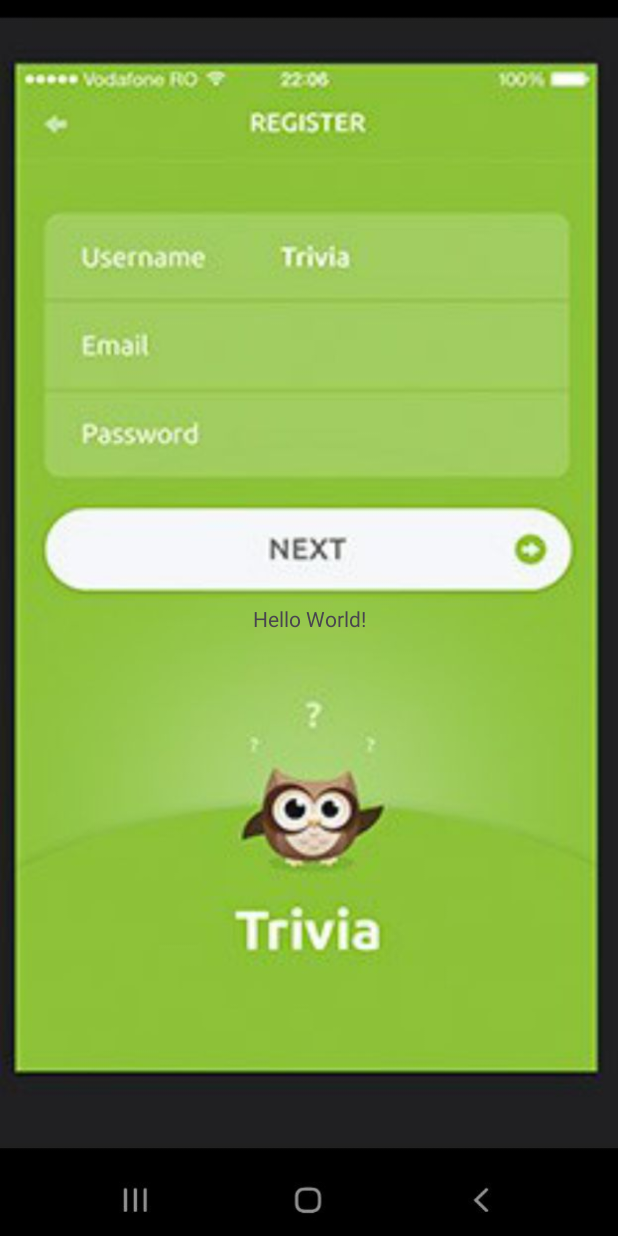
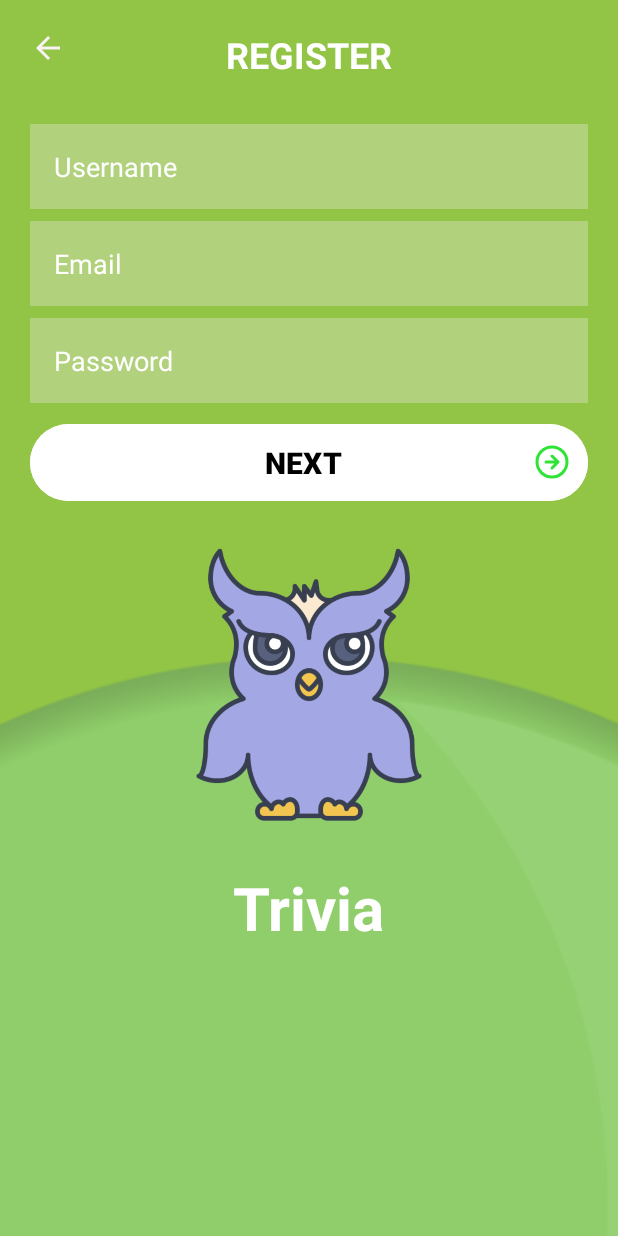
Before and after one commit to ElenaKarpilenko/hw2-3, an Android app: the screen it shows after launch (MainActivity), on a phone screen of 412 x 824 dp. Run offline under Robolectric (Android 15) with nearby library versions, the phone set to English and light mode, and no system bars.

Commit message:
First Comit

```diff
--- a/app/src/main/res/drawable/ic_arrow_right.xml
+++ b/app/src/main/res/drawable/ic_arrow_right.xml
@@ -1,4 +1,12 @@
-<?xml version="1.0" encoding="utf-8"?>
-<selector xmlns:android="http://schemas.android.com/apk/res/android">
-
-</selector>
+<vector xmlns:android="http://schemas.android.com/apk/res/android"
+    android:width="24dp"
+    android:height="24dp"
+    android:viewportWidth="48"
+    android:viewportHeight="48">
+    <path
+        android:pathData="M24 32L32 24M32 24L24 16M32 24H16M44 24C44 35.0457 35.0457 44 24 44C12.9543 44 4 35.0457 4 24C4 12.9543 12.9543 4 24 4C35.0457 4 44 12.9543 44 24Z"
+        android:strokeColor="@color/green"
+        android:strokeWidth="4"
+        android:strokeLineCap="round"
+        android:fillColor="@color/white" />
+</vector>
--- a/app/src/main/res/layout/activity_main.xml
+++ b/app/src/main/res/layout/activity_main.xml
@@ -4,17 +4,123 @@
     xmlns:tools="http://schemas.android.com/tools"
     android:id="@+id/main"
     android:layout_width="match_parent"
-    android:background="@drawable/img"
     android:layout_height="match_parent"
+    android:background="#92c545"
     tools:context=".MainActivity">
+
+    <ImageView
+        android:layout_width="wrap_content"
+        android:layout_height="wrap_content"
+        android:layout_margin="20dp"
+        android:src="@drawable/baseline_arrow_back_24"
+        app:layout_constraintStart_toStartOf="parent"
+        app:layout_constraintTop_toTopOf="parent" />
+
+    <TextView
+        android:id="@+id/register"
+        android:layout_width="wrap_content"
+        android:layout_height="wrap_content"
+        android:layout_marginTop="20dp"
+        android:text="REGISTER"
+        android:textColor="@color/white"
+        android:textSize="24sp"
+        android:textStyle="bold"
+        app:layout_constraintEnd_toEndOf="parent"
+        app:layout_constraintStart_toStartOf="parent"
+        app:layout_constraintTop_toTopOf="parent" />
+
+    <EditText
+        android:id="@+id/et_username"
+        android:layout_width="match_parent"
+        android:layout_height="wrap_content"
+        android:layout_marginHorizontal="20dp"
+        android:layout_marginTop="30dp"
+        android:background="#57F1E7E7"
+        android:hint="Username "
+        android:padding="16dp"
+        android:textColorHint="@color/white"
+        app:layout_constraintEnd_toEndOf="parent"
+        app:layout_constraintStart_toStartOf="parent"
+        app:layout_constraintTop_toBottomOf="@id/register" />
+
+    <EditText
+        android:id="@+id/et_email"
+        android:layout_width="match_parent"
+        android:layout_height="wrap_content"
+        android:layout_marginHorizontal="20dp"
+        android:layout_marginTop="8dp"
+        android:background="#57F1E7E7"
+        android:hint="Email"
+        android:padding="16dp"
+        android:textColorHint="@color/white"
+        app:layout_constraintEnd_toEndOf="parent"
+        app:layout_constraintStart_toStartOf="parent"
+        app:layout_constraintTop_toBottomOf="@id/et_username" />
+
+    <EditText
+        android:id="@+id/et_password"
+        android:layout_width="match_parent"
+        android:layout_height="wrap_content"
+        android:layout_marginHorizontal="20dp"
+        android:layout_marginTop="8dp"
+        android:background="#57F1E7E7"
+        android:hint="Password"
+        android:padding="16dp"
+        android:textColorHint="@color/white"
+        app:layout_constraintEnd_toEndOf="parent"
+        app:layout_constraintStart_toStartOf="parent"
+        app:layout_constraintTop_toBottomOf="@id/et_email" />
+
+    <Button
+        android:id="@+id/btn_next"
+        android:layout_width="match_parent"
+        android:layout_height="wrap_content"
+        android:layout_marginHorizontal="20dp"
+        android:layout_marginTop="10dp"
+        android:backgroundTint="@color/white"
+        android:drawableEnd="@drawable/ic_arrow_right"
+        android:gravity="center"
+        android:padding="12dp"
+        android:paddingStart="36dp"
+        android:text="NEXT"
+        android:textColor="@color/black"
+        android:textSize="20sp"
+        android:textStyle="bold"
+        app:layout_constraintEnd_toEndOf="parent"
+        app:layout_constraintStart_toStartOf="parent"
+        app:layout_constraintTop_toBottomOf="@id/et_password" />
+
+    <ImageView
+        android:layout_width="2000dp"
+        android:layout_height="999dp"
+        android:layout_marginTop="100dp"
+        android:src="@drawable/ic_background1"
+        app:layout_constraintEnd_toEndOf="parent"
+        app:layout_constraintStart_toStartOf="parent"
+        app:layout_constraintTop_toBottomOf="@id/btn_next" />
+
+    <ImageView
+        android:id="@+id/img_owl"
+        android:layout_width="200dp"
+        android:layout_height="200dp"
+        android:layout_marginTop="20dp"
+        android:layout_marginBottom="16dp"
+        android:src="@drawable/ic_sova"
+        app:layout_constraintEnd_toEndOf="parent"
+        app:layout_constraintStart_toStartOf="parent"
+        app:layout_constraintTop_toBottomOf="@id/btn_next" />
 
     <TextView
         android:layout_width="wrap_content"
         android:layout_height="wrap_content"
-        android:text="Hello World!"
-        app:layout_constraintBottom_toBottomOf="parent"
-        app:layout_constraintEnd_toEndOf="parent"
-        app:layout_constraintStart_toStartOf="parent"
-        app:layout_constraintTop_toTopOf="parent" />
+        android:layout_marginTop="20dp"
+        android:text="Trivia"
+        android:textColor="@color/white"
+        android:textSize="40sp"
+        android:textStyle="bold"
+        app:layout_constraintEnd_toEndOf="@id/img_owl"
+        app:layout_constraintStart_toStartOf="@id/img_owl"
+        app:layout_constraintTop_toBottomOf="@id/img_owl" />
+
 
 </androidx.constraintlayout.widget.ConstraintLayout>
--- a/app/src/main/res/values/colors.xml
+++ b/app/src/main/res/values/colors.xml
@@ -2,5 +2,5 @@
 <resources>
     <color name="black">#FF000000</color>
     <color name="white">#FFFFFFFF</color>
-    <color name="green">#FFFFFFFF</color>
+    <color name="green">#30E337</color>
 </resources>
```
